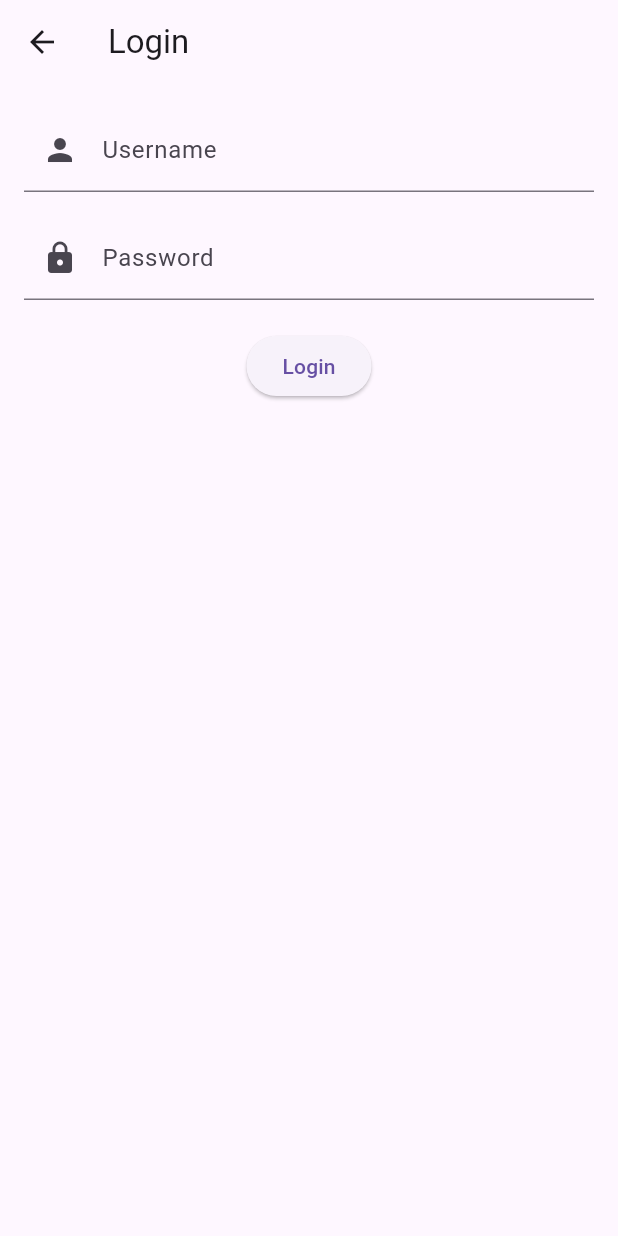
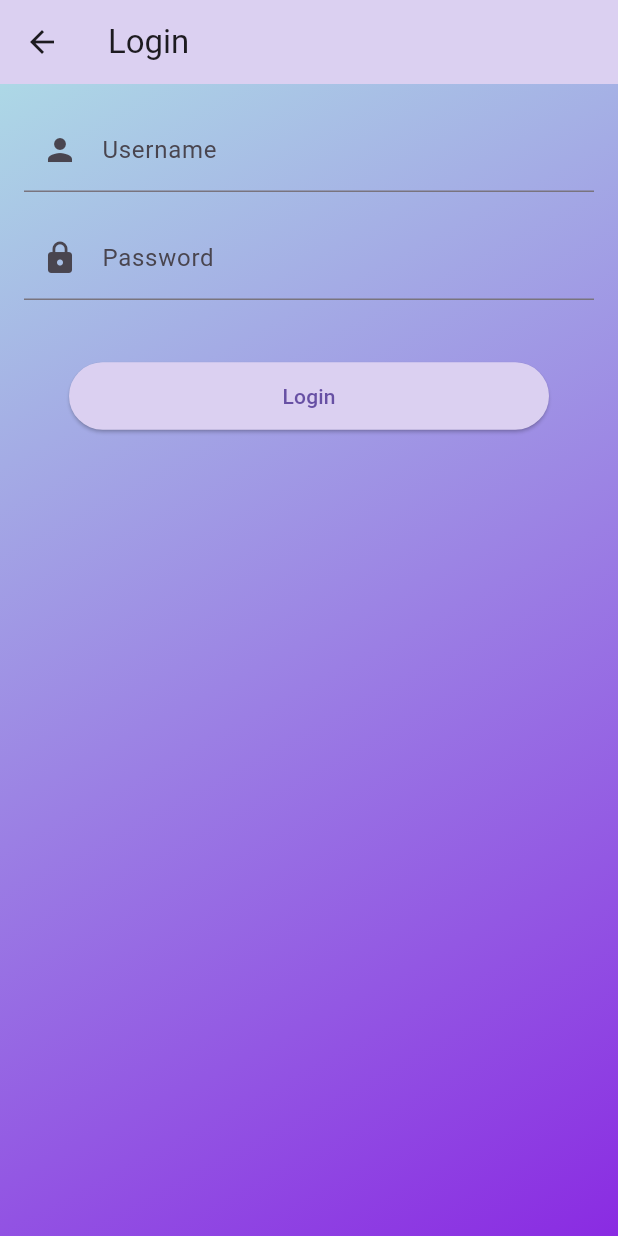
Before and after one commit to RA3RO3/onlinestore, a Flutter app: the screen it shows after launch, after a tap on "Login", on a phone screen of 412 x 824 dp. Run offline on Flutter 3.47's test engine with Material 3 defaults, Android fonts, the phone set to English and light mode, and no system bars; our stand-ins replace sqflite; accounts and stored records are empty.

Commit message:
addingColorsAndLogo

```diff
--- a/lib/main.dart
+++ b/lib/main.dart
@@ -32,40 +32,64 @@ class HomePage extends StatelessWidget {
     return Scaffold(
       appBar: AppBar(
         title: Text('Welcome to Our Store'),
+        backgroundColor:  Color.fromRGBO(219, 208, 241, 1),
       ),
-      body: Center(
+      body: Container(
+        decoration: BoxDecoration(
+          gradient: LinearGradient(
+            colors: [
+              Color(0xFF8A2BE2), // Purple
+              Color(0xFFADD8E6), // Light Blue
+            ],
+            begin: Alignment.bottomRight,
+            end: Alignment.topLeft,
+          ),
+        ), child: Center(
         child: Column(
           mainAxisAlignment: MainAxisAlignment.center,
           children: <Widget>[
+            Image.asset(
+              'assets/pclogo.png', // Assuming your image is named 'pclogo.png' and located in the assets folder
+              height: 240, // Adjust height as needed
+              width: 240, // Adjust width as needed
+            ),
+            SizedBox(height: 100),
             ElevatedButton(
               onPressed: () {
                 Navigator.push(
                   context,
                   MaterialPageRoute(builder: (context) => LoginPage()),
                 );
-              },style: ElevatedButton.styleFrom(
-              minimumSize: Size(200, 38),  // Set the desired width and height
+              },
+              style: ElevatedButton.styleFrom(
+                minimumSize: Size(260, 45),
+                backgroundColor: Color.fromRGBO(219, 208, 241, 1),  // Set the desired width and height
               ),
               child: Text('Login'),
+
             ),
+            SizedBox(height: 20), // Add space between button
             ElevatedButton(
               onPressed: () {
                 Navigator.push(
                   context,
                   MaterialPageRoute(builder: (context) => SignUpPage()),
                 );
-
-              },style: ElevatedButton.styleFrom(
-              minimumSize: Size(200, 38),  // Set the desired width and height
+              },
+              style: ElevatedButton.styleFrom(
+                minimumSize: Size(260, 45),
+                backgroundColor: Color.fromRGBO(219, 208, 241, 1), // Set the desired width and height
               ),
               child: Text('Sign Up'),
             ),
           ],
         ),
       ),
+    )
     );
   }
 }
+
 
 class LoginPage extends StatelessWidget {
   final _formKey = GlobalKey<FormState>();
@@ -77,8 +101,19 @@ class LoginPage extends StatelessWidget {
     return Scaffold(
       appBar: AppBar(
         title: Text('Login'),
+        backgroundColor:  Color.fromRGBO(219, 208, 241, 1),
       ),
-      body: Padding(
+      body:Container(
+        decoration: BoxDecoration(
+          gradient: LinearGradient(
+            colors: [
+              Color(0xFF8A2BE2), // Purple
+              Color(0xFFADD8E6), // Light Blue
+            ],
+            begin: Alignment.bottomRight,
+            end: Alignment.topLeft,
+          ),
+        ), child: Padding(
         padding: const EdgeInsets.all(16.0),
         child: Form(
           key: _formKey,
@@ -112,7 +147,7 @@ class LoginPage extends StatelessWidget {
                   return null;
                 },
               ),
-              SizedBox(height: 20),
+              SizedBox(height: 40),
               ElevatedButton(
                 onPressed: () async {
                   if (_formKey.currentState!.validate()) {
@@ -132,12 +167,19 @@ class LoginPage extends StatelessWidget {
                     }
                   }
                 },
+                 style: ElevatedButton.styleFrom(
+                minimumSize: Size(320, 45),
+                backgroundColor: Color.fromRGBO(219, 208, 241, 1),
+                 ),
+
                 child: Text('Login'),
+
               ),
             ],
           ),
         ),
       ),
+    )
     );
   }
 }
@@ -153,8 +195,19 @@ class SignUpPage extends StatelessWidget {
     return Scaffold(
       appBar: AppBar(
         title: Text('Sign Up'),
+        backgroundColor:  Color.fromRGBO(219, 208, 241, 1),
       ),
-      body: Padding(
+      body:Container(
+        decoration: BoxDecoration(
+          gradient: LinearGradient(
+            colors: [
+              Color(0xFF8A2BE2), // Purple
+              Color(0xFFADD8E6), // Light Blue
+            ],
+            begin: Alignment.bottomRight,
+            end: Alignment.topLeft,
+          ),
+        ), child: Padding(
         padding: const EdgeInsets.all(16.0),
         child: Form(
           key: _formKey,
@@ -202,7 +255,7 @@ class SignUpPage extends StatelessWidget {
                   return null;
                 },
               ),
-              SizedBox(height: 20),
+              SizedBox(height: 40),
               ElevatedButton(
                 onPressed: () async {
                   if (_formKey.currentState!.validate()) {
@@ -213,13 +266,18 @@ class SignUpPage extends StatelessWidget {
                     );
                     Navigator.pop(context);
                   }
-                },
+                },style: ElevatedButton.styleFrom(
+                minimumSize: Size(320, 45),
+                backgroundColor: Color.fromRGBO(219, 208, 241, 1),
+
+                ),
                 child: Text('Register'),
               ),
             ],
           ),
         ),
       ),
+    )
     );
   }
 }
--- a/pubspec.yaml
+++ b/pubspec.yaml
@@ -63,7 +63,8 @@ flutter:
   # included with your application, so that you can use the icons in
   # the material Icons class.
   uses-material-design: true
-
+  assets:
+    - assets/pclogo.png
   # To add assets to your application, add an assets section, like this:
   # assets:
   #   - images/a_dot_burr.jpeg
```
Also changed, not shown: assets/pclogo.png (added).
